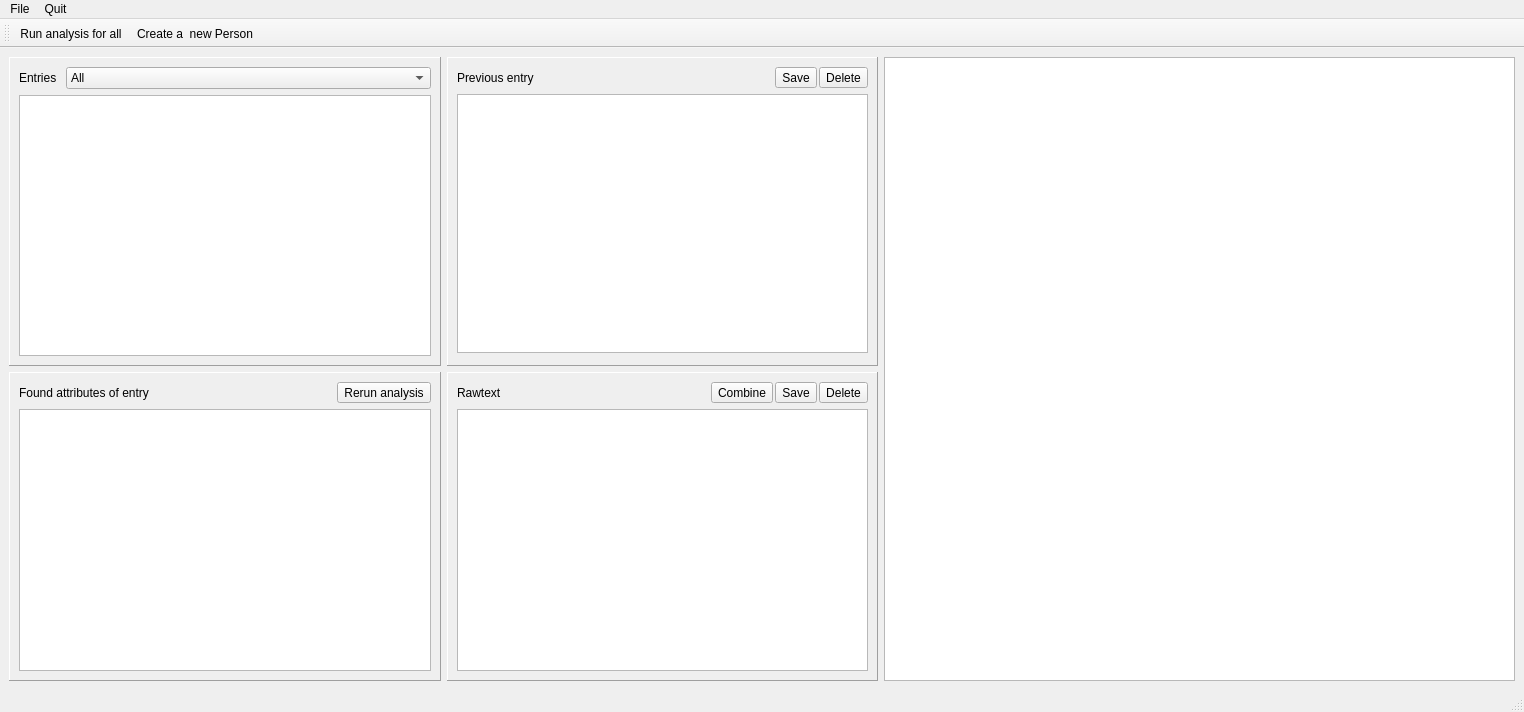
First picture: the form in dataprocessing/qtgui/layouts/mainwindow.ui, repository Learning-from-our-past/kaira-core, before the edit.
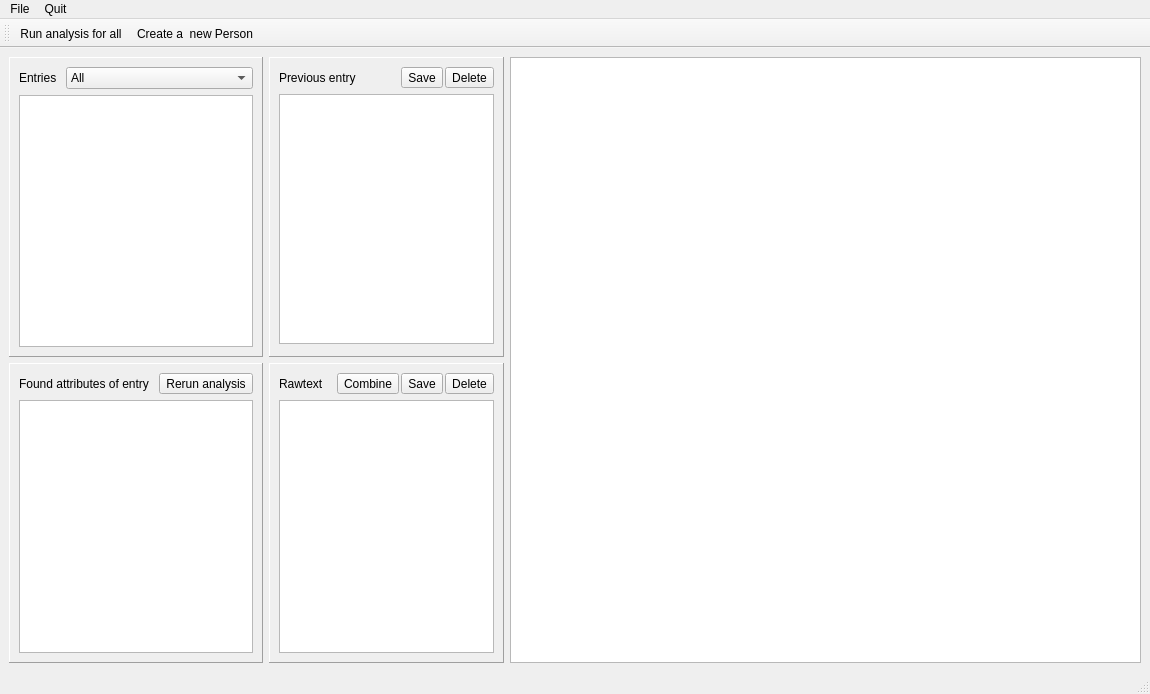
Second picture: the form after the edit. Custom widgets are drawn as their Qt base class.

```diff
--- a/dataprocessing/qtgui/layouts/mainwindow.ui
+++ b/dataprocessing/qtgui/layouts/mainwindow.ui
@@ -6,8 +6,8 @@
    <rect>
     <x>0</x>
     <y>0</y>
-    <width>1524</width>
-    <height>712</height>
+    <width>1123</width>
+    <height>694</height>
    </rect>
   </property>
   <property name="windowTitle">
@@ -317,7 +317,7 @@
          <bool>true</bool>
         </property>
         <property name="sortingEnabled">
-         <bool>false</bool>
+         <bool>true</bool>
         </property>
         <property name="animated">
          <bool>true</bool>
@@ -328,11 +328,17 @@
         <property name="expandsOnDoubleClick">
          <bool>false</bool>
         </property>
+        <attribute name="headerCascadingSectionResizes">
+         <bool>true</bool>
+        </attribute>
+        <attribute name="headerDefaultSectionSize">
+         <number>100</number>
+        </attribute>
         <attribute name="headerHighlightSections">
          <bool>true</bool>
         </attribute>
         <attribute name="headerMinimumSectionSize">
-         <number>400</number>
+         <number>399</number>
         </attribute>
         <attribute name="headerStretchLastSection">
          <bool>true</bool>
@@ -348,7 +354,7 @@
     <rect>
      <x>0</x>
      <y>0</y>
-     <width>1524</width>
+     <width>1123</width>
      <height>21</height>
     </rect>
    </property>
```
